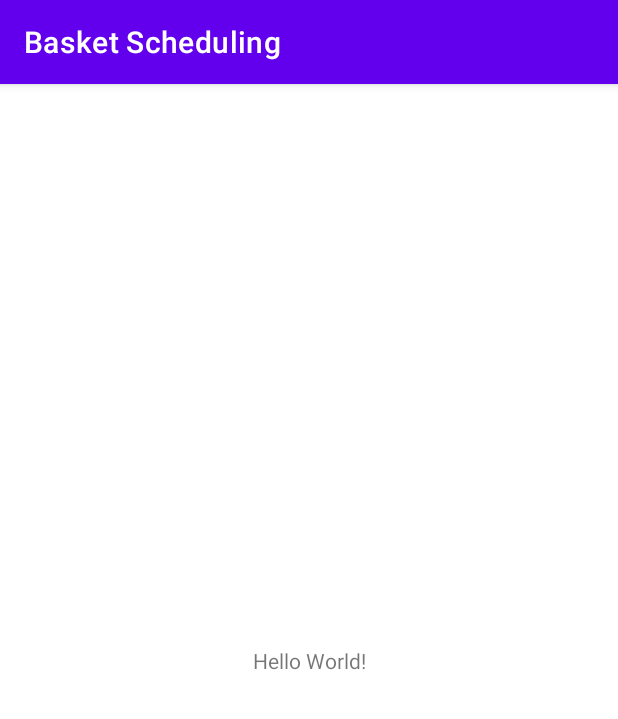
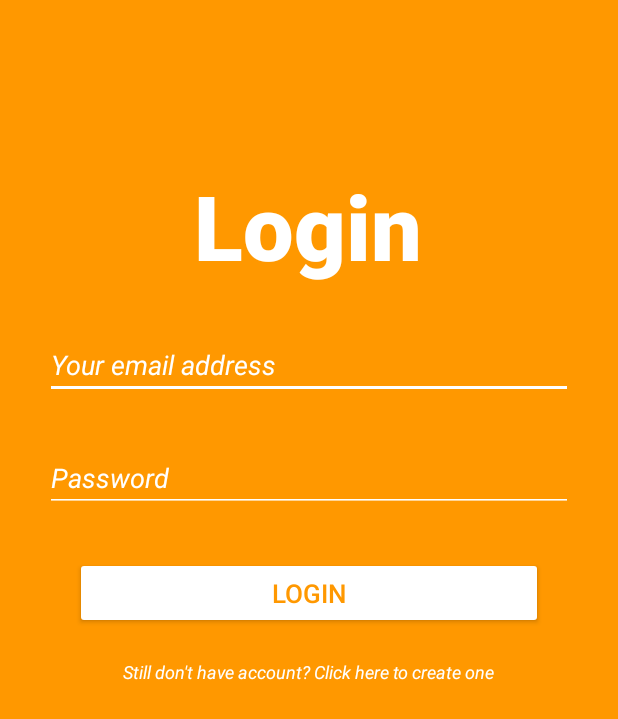
Before and after one commit to mladja995/BasketballScheduling, an Android app: the screen it shows after launch (MainActivity before the commit, LoginActivity after it), on a phone screen of 412 x 824 dp. Shown: the top 719 px of the screen. Run offline under Robolectric (Android 15) with nearby library versions, the phone set to English and light mode, and no system bars; our stand-ins replace Firebase (no records; nobody signed in at launch, a user with empty details on screens opened directly).

Commit message:
LoginActivity implementation

```diff
--- a/Firebase/src/main/java/mosis/elfak/basketscheduling/firebase/FirebaseAuthClient.java
+++ b/Firebase/src/main/java/mosis/elfak/basketscheduling/firebase/FirebaseAuthClient.java
@@ -131,4 +131,12 @@ public class FirebaseAuthClient {
             return null;
         }
     }
+
+    public boolean isUserLoggedIn(){
+        if (authUser != null){
+            return true;
+        }else{
+            return false;
+        }
+    }
 }
--- a/app/src/main/AndroidManifest.xml
+++ b/app/src/main/AndroidManifest.xml
@@ -10,14 +10,21 @@
         android:supportsRtl="true"
         android:theme="@style/Theme.BasketScheduling">
         <activity
-            android:name=".MainActivity"
-            android:exported="true">
+            android:name=".LoginActivity"
+            android:exported="true"
+            android:theme="@style/Theme.AppCompat.NoActionBar">
+
             <intent-filter>
                 <action android:name="android.intent.action.MAIN" />
 
                 <category android:name="android.intent.category.LAUNCHER" />
             </intent-filter>
         </activity>
+        <activity
+            android:name=".MainActivity"
+            android:exported="true">
+
+        </activity>
     </application>
 
 </manifest>
--- /dev/null
+++ b/app/src/main/java/mosis/elfak/basketscheduling/LoginActivity.java
@@ -0,0 +1,137 @@
+package mosis.elfak.basketscheduling;
+
+import androidx.appcompat.app.AppCompatActivity;
+import mosis.elfak.basketscheduling.firebase.FirebaseServices;
+
+import android.content.Intent;
+import android.os.Bundle;
+import android.util.Log;
+import android.view.View;
+import android.widget.EditText;
+import android.widget.Toast;
+
+import java.util.concurrent.ExecutionException;
+
+import mosis.elfak.basketscheduling.firebase.FirebaseAuthClient;
+
+public class LoginActivity extends AppCompatActivity implements FirebaseAuthClient.UserEventListener{
+
+    private static final String TAG = "LoginActivity";
+    private FirebaseServices _firebaseServices;
+    private FirebaseAuthClient _firebaseAuthClient;
+    private String email;
+    private String password;
+
+    @Override
+    protected void onCreate(Bundle savedInstanceState) {
+        try
+        {
+            super.onCreate(savedInstanceState);
+            setContentView(R.layout.activity_login);
+            initialize();
+            checkIsUserAlreadyLoggedIn();
+        }
+        catch (Exception e)
+        {
+            Log.e(TAG, e.getMessage());
+        }
+    }
+
+    @Override
+    protected void onStart() {
+        try
+        {
+            super.onStart();
+            checkIsUserAlreadyLoggedIn();
+        }
+        catch (Exception e)
+        {
+            Log.e(TAG, e.getMessage());
+        }
+    }
+
+    @Override
+    protected void onResume() {
+        try
+        {
+            super.onResume();
+            checkIsUserAlreadyLoggedIn();
+        }
+        catch (Exception e)
+        {
+            Log.e(TAG, e.getMessage());
+        }
+    }
+
+    @Override
+    public void onUserSignUpSuccess() {
+    }
+
+    @Override
+    public void onUserSignUpFailure() {
+
+    }
+
+    @Override
+    public void onUserSignInSuccess() {
+        try
+        {
+            Intent i = new Intent(this, MainActivity.class);
+            startActivity(i);
+        }
+        catch (Exception e)
+        {
+            Log.e(TAG, e.getMessage());
+        }
+    }
+
+    @Override
+    public void onUserSignInFailure() {
+        try
+        {
+            Toast.makeText(LoginActivity.this, "Ops! Something went wrong, please try again!", Toast.LENGTH_SHORT).show();
+        }
+        catch (Exception e)
+        {
+            Log.e(TAG, e.getMessage());
+        }
+    }
+
+    @Override
+    public String getInvokerName() {
+        return LoginActivity.class.getName();
+    }
+
+    public void login_btn_onClick(View view){
+        if (validateUserInput()) {
+            _firebaseAuthClient
+                    .signInWithEmailAndPassword(email, password, LoginActivity.class.getName())
+                    .setEventListener(LoginActivity.this);
+        }
+    }
+
+    private void initialize(){
+        _firebaseServices = FirebaseServices.getInstance(LoginActivity.this);
+        _firebaseAuthClient = _firebaseServices.firebaseAuthClient;
+    }
+
+    private boolean validateUserInput(){
+        EditText etEmail = findViewById(R.id.editText_login_email);
+        EditText etPassword = findViewById(R.id.editText_login_password);
+        email = etEmail.getText().toString();
+        password = etPassword.getText().toString();
+
+        if (email.isEmpty() || password.isEmpty()){
+            Toast.makeText(LoginActivity.this, "Please fill all fields", Toast.LENGTH_SHORT).show();
+            return false;
+        }else{
+            return true;
+        }
+    }
+
+    private void checkIsUserAlreadyLoggedIn(){
+        if (_firebaseAuthClient.isUserLoggedIn()){
+            onUserSignInSuccess();
+        }
+    }
+}
--- a/app/src/main/java/mosis/elfak/basketscheduling/MainActivity.java
+++ b/app/src/main/java/mosis/elfak/basketscheduling/MainActivity.java
@@ -2,13 +2,8 @@ package mosis.elfak.basketscheduling;
 
 import androidx.appcompat.app.AppCompatActivity;
 import android.os.Bundle;
-import android.widget.TextView;
-import android.widget.Toast;
 
-import mosis.elfak.basketscheduling.firebase.FirebaseServices;
-import mosis.elfak.basketscheduling.firebase.FirebaseAuthClient;
-
-public class MainActivity extends AppCompatActivity implements FirebaseAuthClient.UserEventListener {
+public class MainActivity extends AppCompatActivity {
 
     private static final String TAG = "MainActivity";
 
@@ -20,34 +15,5 @@ public class MainActivity extends AppCompatActivity implements FirebaseAuthClien
         String email = "mladen.mladenovic95@yahoo.com";
         String password = "mladen1995";
 
-        FirebaseServices.getInstance(MainActivity.this)
-                .firebaseAuthClient
-                .signInWithEmailAndPassword(email, password, MainActivity.class.getName())
-                .setEventListener(MainActivity.this);
-    }
-
-    @Override
-    public void onUserSignUpSuccess() {
-        Toast.makeText(this, "User created!", Toast.LENGTH_SHORT).show();
-    }
-
-    @Override
-    public void onUserSignUpFailure() {
-        Toast.makeText(this, "User not created!", Toast.LENGTH_SHORT).show();
-    }
-
-    @Override
-    public void onUserSignInSuccess() {
-        Toast.makeText(this, "User logged in!", Toast.LENGTH_SHORT).show();
-    }
-
-    @Override
-    public void onUserSignInFailure() {
-        Toast.makeText(this, "User not logged in!", Toast.LENGTH_SHORT).show();
-    }
-
-    @Override
-    public String getInvokerName() {
-        return MainActivity.class.getName();
     }
 }
--- /dev/null
+++ b/app/src/main/res/layout/activity_login.xml
@@ -0,0 +1,94 @@
+<?xml version="1.0" encoding="utf-8"?>
+<androidx.constraintlayout.widget.ConstraintLayout xmlns:android="http://schemas.android.com/apk/res/android"
+    xmlns:app="http://schemas.android.com/apk/res-auto"
+    xmlns:tools="http://schemas.android.com/tools"
+    android:layout_width="match_parent"
+    android:layout_height="match_parent"
+    tools:context=".LoginActivity"
+    android:background="@color/orange">
+
+    <TextView
+        android:id="@+id/textView_login_loginTitle"
+        android:layout_width="wrap_content"
+        android:layout_height="wrap_content"
+        android:layout_marginTop="110dp"
+        android:fontFamily="sans-serif-black"
+        android:lineSpacingExtra="10sp"
+        android:text="@string/text_login"
+        android:textAllCaps="false"
+        android:textColor="@color/white"
+        android:textSize="60sp"
+        app:layout_constraintEnd_toEndOf="parent"
+        app:layout_constraintHorizontal_bias="0.498"
+        app:layout_constraintStart_toStartOf="parent"
+        app:layout_constraintTop_toTopOf="parent" />
+
+    <EditText
+        android:id="@+id/editText_login_email"
+        android:layout_width="fill_parent"
+        android:layout_height="wrap_content"
+        android:layout_marginStart="30dp"
+        android:layout_marginTop="30dp"
+        android:layout_marginEnd="30dp"
+        android:backgroundTint="@color/white"
+        android:ems="10"
+        android:fontFamily="sans-serif"
+        android:hint="@string/edit_text_email_hint"
+        android:inputType="textEmailAddress"
+        android:textColor="@color/white"
+        android:textColorHint="@color/white"
+        android:textStyle="italic"
+        app:layout_constraintEnd_toEndOf="parent"
+        app:layout_constraintStart_toStartOf="parent"
+        app:layout_constraintTop_toBottomOf="@+id/textView_login_loginTitle"
+        tools:ignore="TouchTargetSizeCheck" />
+
+    <EditText
+        android:id="@+id/editText_login_password"
+        android:layout_width="fill_parent"
+        android:layout_height="wrap_content"
+        android:layout_marginStart="30dp"
+        android:layout_marginTop="30dp"
+        android:layout_marginEnd="30dp"
+        android:backgroundTint="@color/white"
+        android:ems="10"
+        android:fontFamily="sans-serif"
+        android:hint="@string/edit_text_password_hint"
+        android:inputType="textPassword"
+        android:textColor="@color/white"
+        android:textColorHint="@color/white"
+        android:textStyle="italic"
+        app:layout_constraintEnd_toEndOf="parent"
+        app:layout_constraintStart_toStartOf="parent"
+        app:layout_constraintTop_toBottomOf="@+id/editText_login_email"
+        tools:ignore="TouchTargetSizeCheck" />
+
+    <Button
+        android:id="@+id/button_login_login"
+        android:layout_width="fill_parent"
+        android:layout_height="wrap_content"
+        android:layout_marginStart="50dp"
+        android:layout_marginTop="30dp"
+        android:layout_marginEnd="50dp"
+        android:backgroundTint="@color/white"
+        android:onClick="login_btn_onClick"
+        android:text="@string/text_login"
+        android:textColor="@color/orange"
+        android:textSize="17sp"
+        app:layout_constraintEnd_toEndOf="parent"
+        app:layout_constraintStart_toStartOf="parent"
+        app:layout_constraintTop_toBottomOf="@+id/editText_login_password" />
+
+    <TextView
+        android:id="@+id/textView_login_register"
+        android:layout_width="wrap_content"
+        android:layout_height="wrap_content"
+        android:layout_marginTop="20dp"
+        android:text="@string/text_register"
+        android:textColor="@color/white"
+        android:textSize="12sp"
+        android:textStyle="italic"
+        app:layout_constraintEnd_toEndOf="parent"
+        app:layout_constraintStart_toStartOf="parent"
+        app:layout_constraintTop_toBottomOf="@+id/button_login_login" />
+</androidx.constraintlayout.widget.ConstraintLayout>
--- a/app/src/main/res/values/colors.xml
+++ b/app/src/main/res/values/colors.xml
@@ -7,4 +7,6 @@
     <color name="teal_700">#FF018786</color>
     <color name="black">#FF000000</color>
     <color name="white">#FFFFFFFF</color>
+    <color name="orange">#FF9800</color>
+    <color name="light_gray">#C6C6C6</color>
 </resources>
--- a/app/src/main/res/values/strings.xml
+++ b/app/src/main/res/values/strings.xml
@@ -1,3 +1,7 @@
 <resources>
-    <string name="app_name">Basket Scheduling</string>
+    <string name="app_name">Basketball Scheduler</string>
+    <string name="text_login">Login</string>
+    <string name="edit_text_email_hint">Your email address</string>
+    <string name="edit_text_password_hint">Password</string>
+    <string name="text_register">Still don\'t have account? Click here to create one</string>
 </resources>
```
